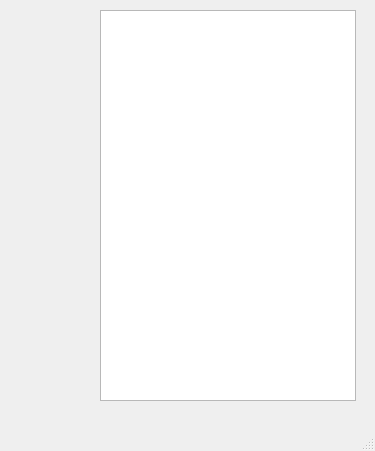
Above: mainwindow.ui from windsgo/jgs-qt before the change. Below: the same form after it.
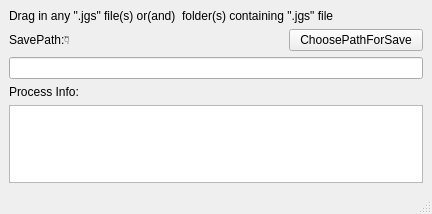
That is the form after the change. Custom widgets are drawn as their Qt base class.

```diff
--- a/mainwindow.ui
+++ b/mainwindow.ui
@@ -6,34 +6,50 @@
    <rect>
     <x>0</x>
     <y>0</y>
-    <width>375</width>
-    <height>451</height>
+    <width>432</width>
+    <height>214</height>
    </rect>
   </property>
   <property name="windowTitle">
    <string>MainWindow</string>
   </property>
   <widget class="QWidget" name="centralwidget">
-   <widget class="DraggerWidget" name="widgetdrag" native="true">
-    <property name="geometry">
-     <rect>
-      <x>9</x>
-      <y>9</y>
-      <width>81</width>
-      <height>151</height>
-     </rect>
-    </property>
-   </widget>
-   <widget class="QTextBrowser" name="textBrowser">
-    <property name="geometry">
-     <rect>
-      <x>100</x>
-      <y>10</y>
-      <width>256</width>
-      <height>391</height>
-     </rect>
-    </property>
-   </widget>
+   <layout class="QGridLayout" name="gridLayout">
+    <item row="2" column="0" colspan="3">
+     <widget class="QLineEdit" name="le_savePath"/>
+    </item>
+    <item row="4" column="0" colspan="3">
+     <widget class="QTextBrowser" name="textBrowser"/>
+    </item>
+    <item row="1" column="2">
+     <widget class="QPushButton" name="pb_choosepath">
+      <property name="text">
+       <string>ChoosePathForSave</string>
+      </property>
+     </widget>
+    </item>
+    <item row="0" column="0" colspan="3">
+     <widget class="QLabel" name="label">
+      <property name="text">
+       <string>Drag in any &quot;.jgs&quot; file(s) or(and)  folder(s) containing &quot;.jgs&quot; file</string>
+      </property>
+     </widget>
+    </item>
+    <item row="3" column="0">
+     <widget class="QLabel" name="label_2">
+      <property name="text">
+       <string>Process Info:</string>
+      </property>
+     </widget>
+    </item>
+    <item row="1" column="0">
+     <widget class="QLabel" name="label_3">
+      <property name="text">
+       <string>SavePath:👇</string>
+      </property>
+     </widget>
+    </item>
+   </layout>
   </widget>
   <widget class="QMenuBar" name="menubar">
    <property name="geometry">
@@ -47,14 +63,6 @@
   </widget>
   <widget class="QStatusBar" name="statusbar"/>
  </widget>
- <customwidgets>
-  <customwidget>
-   <class>DraggerWidget</class>
-   <extends>QWidget</extends>
-   <header location="global">draggerwidget.h</header>
-   <container>1</container>
-  </customwidget>
- </customwidgets>
  <resources/>
  <connections/>
 </ui>
```
Left out of the diff: 2 changed lines with no effect on the pictures.
